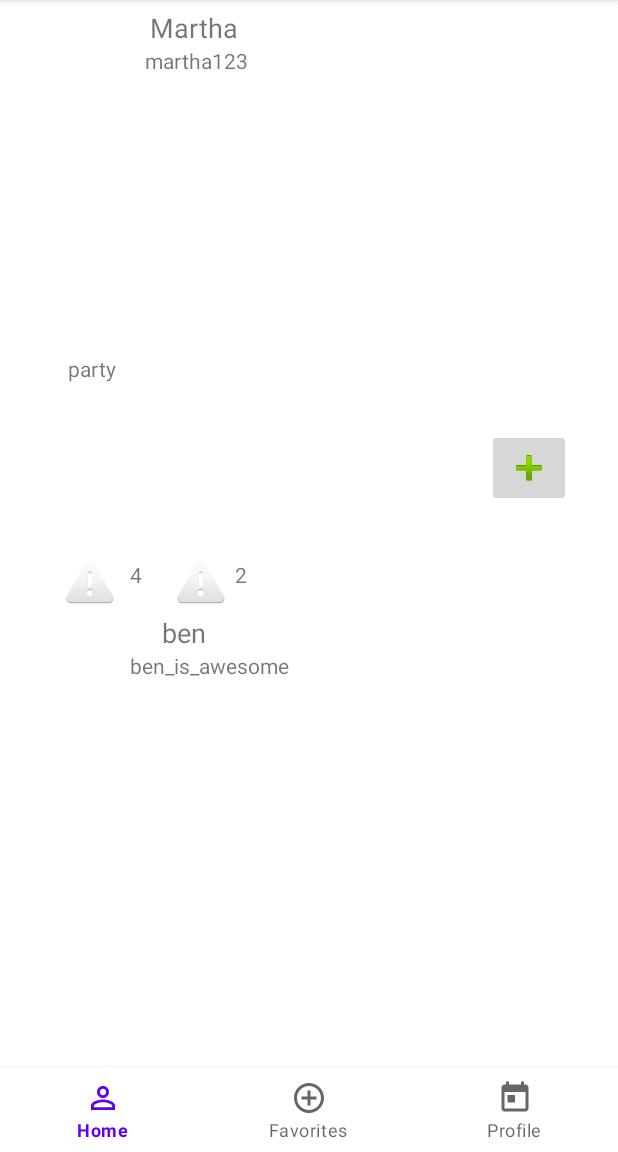
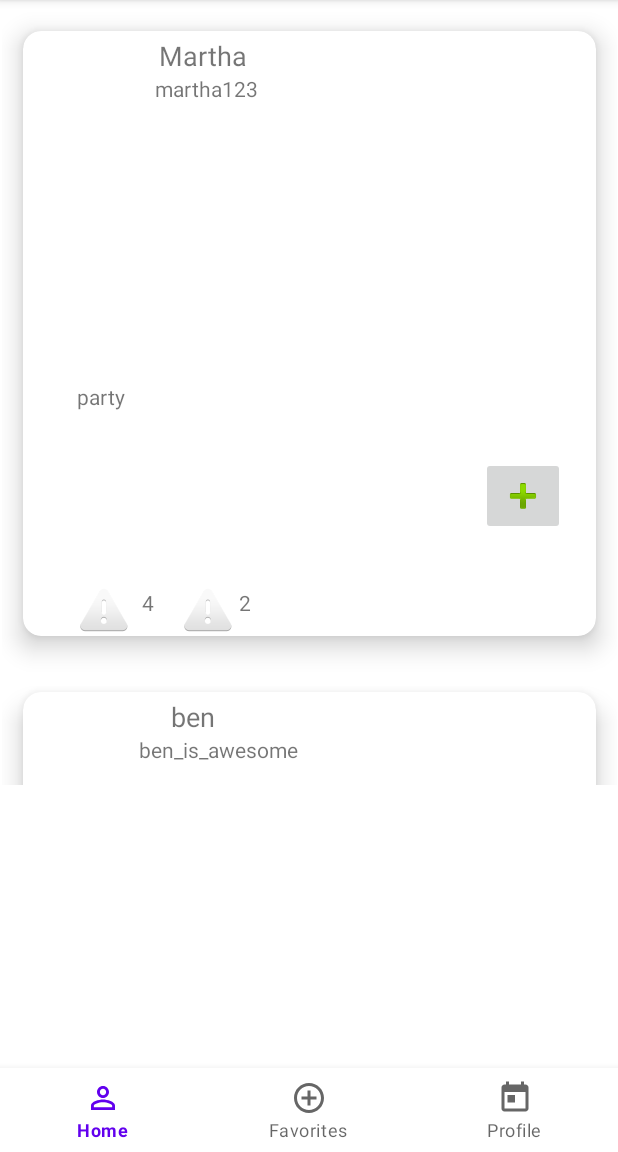
Before and after one commit to meilinliu02/CU-Bucket, an Android app: the screen it shows after launch (MainActivity), on a phone screen of 412 x 824 dp, the part 84-1236 px from its top. Run offline under Robolectric (Android 15) with nearby library versions, the phone set to English and light mode, and no system bars.

Commit message:
Made recyclerview items use card layouts

```diff
--- a/app/src/main/res/layout/feed_cell.xml
+++ b/app/src/main/res/layout/feed_cell.xml
@@ -1,4 +1,13 @@
 <?xml version="1.0" encoding="utf-8"?>
+
+<androidx.cardview.widget.CardView xmlns:android="http://schemas.android.com/apk/res/android"
+    xmlns:app="http://schemas.android.com/apk/res-auto"
+    android:id="@+id/layout"
+    android:layout_width="match_parent"
+    android:layout_height="wrap_content"
+    app:cardCornerRadius="12dp"
+    app:cardElevation="10dp"
+    app:cardUseCompatPadding="true">
     <androidx.constraintlayout.widget.ConstraintLayout xmlns:android="http://schemas.android.com/apk/res/android"
         xmlns:app="http://schemas.android.com/apk/res-auto"
         xmlns:tools="http://schemas.android.com/tools"
@@ -124,3 +133,4 @@
             app:srcCompat="@android:drawable/ic_dialog_alert" />
 
     </androidx.constraintlayout.widget.ConstraintLayout>
+</androidx.cardview.widget.CardView>
```
Lines whose indentation alone changed are shown as unchanged.
